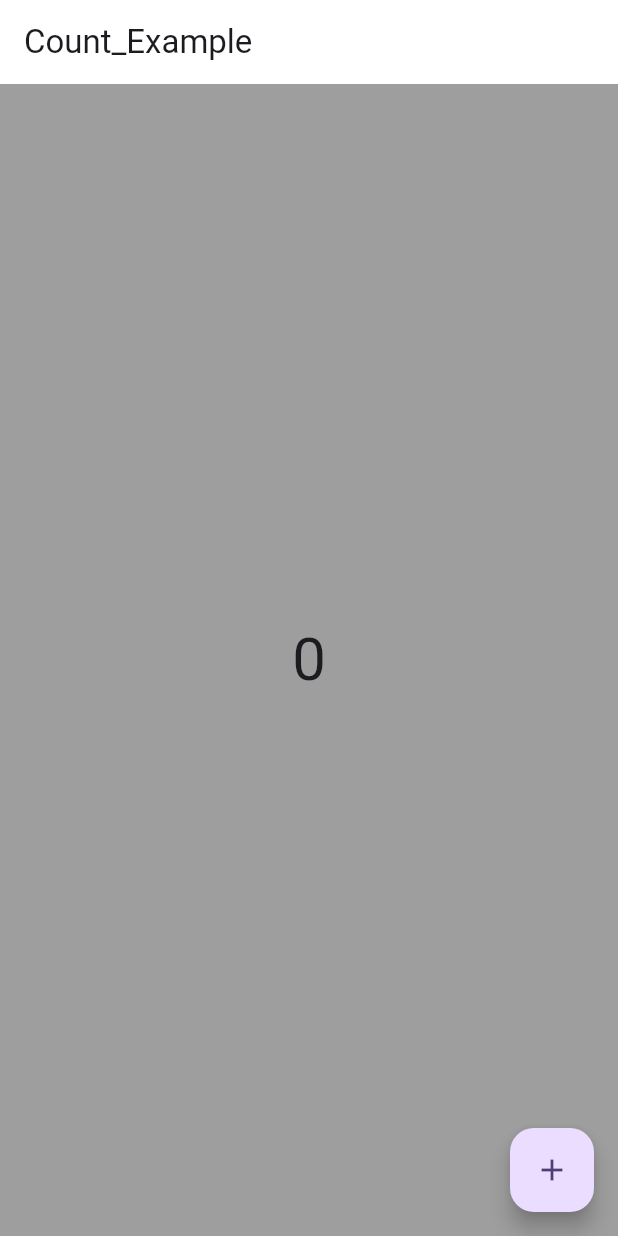
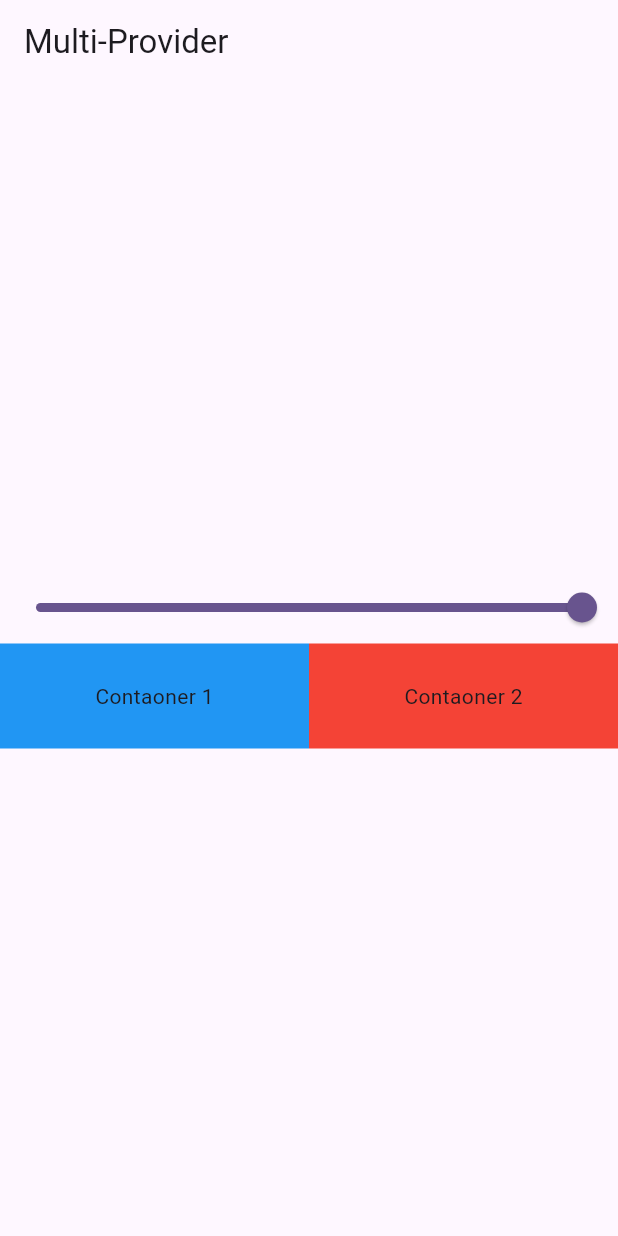
Before and after one commit to usman-codes/Flutter_Practice, a Flutter app: the screen it shows after launch, on a phone screen of 412 x 824 dp. Run offline on Flutter 3.47's test engine with Material 3 defaults, Android fonts, the phone set to English and light mode, and no system bars.

Commit message:
Initial Commit

```diff
--- a/lib/main.dart
+++ b/lib/main.dart
@@ -1,6 +1,8 @@
 import 'package:flutter/material.dart';
 import 'package:flutter_practice/count_example.dart';
+import 'package:flutter_practice/muti_example.dart';
 import 'package:flutter_practice/provider/count_provider.dart';
+import 'package:flutter_practice/provider/multi_provider.dart';
 import 'package:provider/provider.dart';
 
 void main() {
@@ -13,8 +15,11 @@ class MyApp extends StatelessWidget {
   // This widget is the root of your application.
   @override
   Widget build(BuildContext context) {
-    return ChangeNotifierProvider(
-      create: (_) => Countprovider(),
+    return MultiProvider(
+      providers: [
+        ChangeNotifierProvider(create: (_) => Countprovider()),
+        ChangeNotifierProvider(create: (_) => multiProvider()),
+      ],
       child: MaterialApp(
           debugShowCheckedModeBanner: false,
           title: 'Flutter Demo',
@@ -22,7 +27,7 @@ class MyApp extends StatelessWidget {
             colorScheme: ColorScheme.fromSeed(seedColor: Colors.deepPurple),
             useMaterial3: true,
           ),
-          home: exmple_count()),
+          home: MutiExample()),
     );
   }
 }
--- /dev/null
+++ b/lib/muti_example.dart
@@ -0,0 +1,67 @@
+import 'package:flutter/cupertino.dart';
+import 'package:flutter/material.dart';
+import 'package:flutter_practice/provider/multi_provider.dart';
+import 'package:provider/provider.dart';
+
+class MutiExample extends StatefulWidget {
+  const MutiExample({super.key});
+
+  @override
+  State<MutiExample> createState() => _MutiExampleState();
+}
+
+class _MutiExampleState extends State<MutiExample> {
+  @override
+  Widget build(BuildContext context) {
+    print("build");
+    return Scaffold(
+      appBar: AppBar(
+        title: Text("Multi-Provider"),
+      ),
+      body: Column(
+        mainAxisAlignment: MainAxisAlignment.center,
+        children: [
+          Consumer<multiProvider>(
+            builder: (context, value, child) {
+              print("build only ");
+
+              return Slider(
+                  min: 0,
+                  max: 1.0,
+                  value: value.value,
+                  onChanged: (val) {
+                    value.setvalue(val);
+                  });
+            },
+          ),
+          Consumer<multiProvider>(
+            builder: (context, value, child) {
+              return Row(
+                children: [
+                  Expanded(
+                    child: Container(
+                      height: 70,
+                      decoration: BoxDecoration(
+                        color: Colors.blue.withOpacity(value.value),
+                      ),
+                      child: Center(child: Text("Contaoner 1")),
+                    ),
+                  ),
+                  Expanded(
+                    child: Container(
+                      height: 70,
+                      decoration: BoxDecoration(
+                        color: Colors.red.withOpacity(value.value),
+                      ),
+                      child: Center(child: Text("Contaoner 2")),
+                    ),
+                  ),
+                ],
+              );
+            },
+          )
+        ],
+      ),
+    );
+  }
+}
--- /dev/null
+++ b/lib/provider/multi_provider.dart
@@ -0,0 +1,12 @@
+import 'package:flutter/cupertino.dart';
+import 'package:flutter/foundation.dart';
+
+class multiProvider with ChangeNotifier {
+  double _value = 1.0;
+  double get value => _value;
+
+  void setvalue(double val) {
+    _value = val;
+    notifyListeners();
+  }
+}
```
